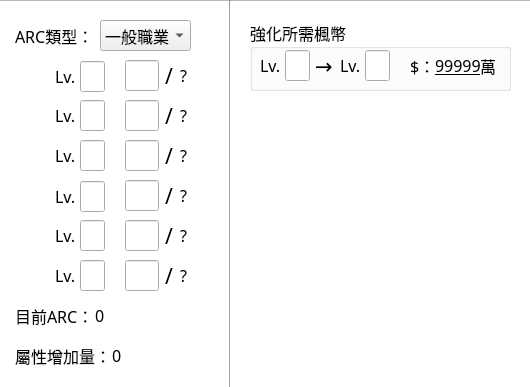
Before: the Qt Designer form mainui.ui in WhatTheBlock/MapleStory-ARC-Calculator, drawn with Qt 5.
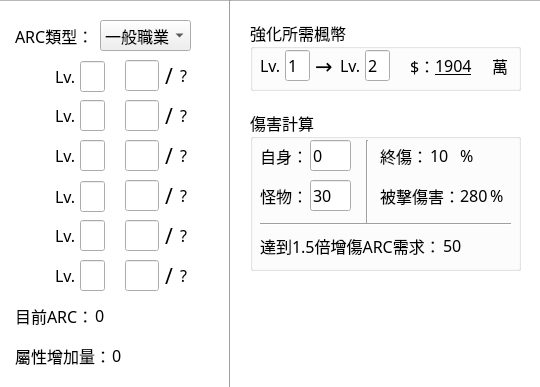
After: the same form once the commit is applied. Icons and pictures are not drawn.

```diff
--- a/mainui.ui
+++ b/mainui.ui
@@ -6,7 +6,7 @@
    <rect>
     <x>0</x>
     <y>0</y>
-    <width>530</width>
+    <width>540</width>
     <height>387</height>
    </rect>
   </property>
@@ -17,14 +17,14 @@
    </font>
   </property>
   <property name="windowTitle">
-   <string>新楓之谷ARC計算機 v0.2    by 曉亦夏風</string>
+   <string>新楓之谷ARC計算機 v0.4    by 曉亦夏風</string>
   </property>
   <property name="windowIcon">
    <iconset resource="images.qrc">
     <normaloff>:/images/ARC1.png</normaloff>:/images/ARC1.png</iconset>
   </property>
   <property name="windowOpacity">
-   <double>0.920000000000000</double>
+   <double>0.970000000000000</double>
   </property>
   <property name="layoutDirection">
    <enum>Qt::LeftToRight</enum>
@@ -50,7 +50,7 @@
     <rect>
      <x>-10</x>
      <y>0</y>
-     <width>541</width>
+     <width>551</width>
      <height>391</height>
     </rect>
    </property>
@@ -774,7 +774,7 @@
     <rect>
      <x>250</x>
      <y>20</y>
-     <width>261</width>
+     <width>271</width>
      <height>71</height>
     </rect>
    </property>
@@ -807,13 +807,13 @@
      <bool>false</bool>
     </property>
     <property name="toolTip">
-     <string>1~19</string>
+     <string>1~20</string>
     </property>
     <property name="inputMethodHints">
      <set>Qt::ImhNone</set>
     </property>
     <property name="text">
-     <string/>
+     <string>1</string>
     </property>
     <property name="maxLength">
      <number>2</number>
@@ -863,13 +863,13 @@
      <bool>false</bool>
     </property>
     <property name="toolTip">
-     <string>2~20</string>
+     <string>1~20</string>
     </property>
     <property name="inputMethodHints">
      <set>Qt::ImhNone</set>
     </property>
     <property name="text">
-     <string/>
+     <string>2</string>
     </property>
     <property name="maxLength">
      <number>2</number>
@@ -893,7 +893,7 @@
      <rect>
       <x>185</x>
       <y>30</y>
-      <width>47</width>
+      <width>57</width>
       <height>31</height>
      </rect>
     </property>
@@ -903,13 +903,13 @@
      </font>
     </property>
     <property name="text">
-     <string>99999</string>
+     <string>1904</string>
     </property>
    </widget>
    <widget class="QLabel" name="label_20">
     <property name="geometry">
      <rect>
-      <x>230</x>
+      <x>242</x>
       <y>30</y>
       <width>21</width>
       <height>31</height>
@@ -920,6 +920,240 @@
     </property>
    </widget>
   </widget>
+  <widget class="QGroupBox" name="groupBox_2">
+   <property name="geometry">
+    <rect>
+     <x>250</x>
+     <y>110</y>
+     <width>271</width>
+     <height>161</height>
+    </rect>
+   </property>
+   <property name="title">
+    <string>傷害計算</string>
+   </property>
+   <widget class="QLabel" name="label_21">
+    <property name="geometry">
+     <rect>
+      <x>10</x>
+      <y>30</y>
+      <width>41</width>
+      <height>31</height>
+     </rect>
+    </property>
+    <property name="text">
+     <string>自身：</string>
+    </property>
+   </widget>
+   <widget class="QLineEdit" name="ArcDamage_x">
+    <property name="geometry">
+     <rect>
+      <x>60</x>
+      <y>30</y>
+      <width>41</width>
+      <height>31</height>
+     </rect>
+    </property>
+    <property name="acceptDrops">
+     <bool>false</bool>
+    </property>
+    <property name="toolTip">
+     <string>0~1320</string>
+    </property>
+    <property name="inputMethodHints">
+     <set>Qt::ImhNone</set>
+    </property>
+    <property name="text">
+     <string>0</string>
+    </property>
+    <property name="maxLength">
+     <number>4</number>
+    </property>
+   </widget>
+   <widget class="QLabel" name="label_22">
+    <property name="geometry">
+     <rect>
+      <x>10</x>
+      <y>70</y>
+      <width>41</width>
+      <height>31</height>
+     </rect>
+    </property>
+    <property name="text">
+     <string>怪物：</string>
+    </property>
+   </widget>
+   <widget class="QLineEdit" name="ArcDamage_y">
+    <property name="geometry">
+     <rect>
+      <x>60</x>
+      <y>70</y>
+      <width>41</width>
+      <height>31</height>
+     </rect>
+    </property>
+    <property name="acceptDrops">
+     <bool>false</bool>
+    </property>
+    <property name="toolTip">
+     <string>30~1320</string>
+    </property>
+    <property name="inputMethodHints">
+     <set>Qt::ImhNone</set>
+    </property>
+    <property name="text">
+     <string>30</string>
+    </property>
+    <property name="maxLength">
+     <number>4</number>
+    </property>
+   </widget>
+   <widget class="QLabel" name="label_23">
+    <property name="geometry">
+     <rect>
+      <x>130</x>
+      <y>30</y>
+      <width>51</width>
+      <height>31</height>
+     </rect>
+    </property>
+    <property name="text">
+     <string>終傷：</string>
+    </property>
+   </widget>
+   <widget class="QLabel" name="label_24">
+    <property name="geometry">
+     <rect>
+      <x>130</x>
+      <y>70</y>
+      <width>81</width>
+      <height>31</height>
+     </rect>
+    </property>
+    <property name="text">
+     <string>被擊傷害：</string>
+    </property>
+   </widget>
+   <widget class="QLabel" name="damage">
+    <property name="geometry">
+     <rect>
+      <x>180</x>
+      <y>30</y>
+      <width>31</width>
+      <height>31</height>
+     </rect>
+    </property>
+    <property name="font">
+     <font>
+      <underline>false</underline>
+     </font>
+    </property>
+    <property name="text">
+     <string>10</string>
+    </property>
+   </widget>
+   <widget class="QLabel" name="label_25">
+    <property name="geometry">
+     <rect>
+      <x>210</x>
+      <y>30</y>
+      <width>16</width>
+      <height>31</height>
+     </rect>
+    </property>
+    <property name="text">
+     <string>%</string>
+    </property>
+   </widget>
+   <widget class="QLabel" name="label_26">
+    <property name="geometry">
+     <rect>
+      <x>240</x>
+      <y>70</y>
+      <width>16</width>
+      <height>31</height>
+     </rect>
+    </property>
+    <property name="text">
+     <string>%</string>
+    </property>
+   </widget>
+   <widget class="QLabel" name="hit_damage">
+    <property name="geometry">
+     <rect>
+      <x>210</x>
+      <y>70</y>
+      <width>31</width>
+      <height>31</height>
+     </rect>
+    </property>
+    <property name="font">
+     <font>
+      <underline>false</underline>
+     </font>
+    </property>
+    <property name="text">
+     <string>280</string>
+    </property>
+   </widget>
+   <widget class="Line" name="line_2">
+    <property name="geometry">
+     <rect>
+      <x>107</x>
+      <y>30</y>
+      <width>20</width>
+      <height>83</height>
+     </rect>
+    </property>
+    <property name="orientation">
+     <enum>Qt::Vertical</enum>
+    </property>
+   </widget>
+   <widget class="QLabel" name="label_27">
+    <property name="geometry">
+     <rect>
+      <x>10</x>
+      <y>120</y>
+      <width>181</width>
+      <height>31</height>
+     </rect>
+    </property>
+    <property name="text">
+     <string>達到1.5倍增傷ARC需求：</string>
+    </property>
+   </widget>
+   <widget class="Line" name="line_3">
+    <property name="geometry">
+     <rect>
+      <x>10</x>
+      <y>99</y>
+      <width>251</width>
+      <height>31</height>
+     </rect>
+    </property>
+    <property name="orientation">
+     <enum>Qt::Horizontal</enum>
+    </property>
+   </widget>
+   <widget class="QLabel" name="damage150">
+    <property name="geometry">
+     <rect>
+      <x>193</x>
+      <y>120</y>
+      <width>41</width>
+      <height>31</height>
+     </rect>
+    </property>
+    <property name="font">
+     <font>
+      <underline>false</underline>
+     </font>
+    </property>
+    <property name="text">
+     <string>50</string>
+    </property>
+   </widget>
+  </widget>
   <zorder>background</zorder>
   <zorder>arcimg1</zorder>
   <zorder>arcimg2</zorder>
@@ -965,6 +1199,7 @@
   <zorder>ApTotal</zorder>
   <zorder>line</zorder>
   <zorder>groupBox</zorder>
+  <zorder>groupBox_2</zorder>
  </widget>
  <layoutdefault spacing="6" margin="11"/>
  <resources>
```
